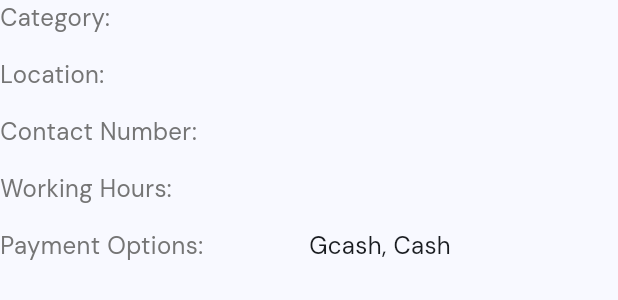
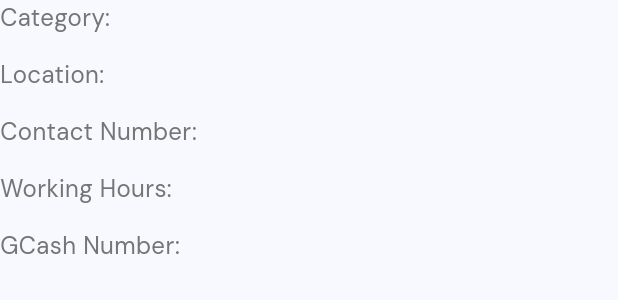
Before and after one commit to enbernaldez/athomeconvenience, a Flutter app: the AboutSection widget shown alone on an empty page, opened directly with empty values, on a phone screen of 412 x 824 dp. Shown: the top 300 px of the screen. Run offline on Flutter 3.47's test engine with Material 3 defaults, Android fonts, the phone set to English and light mode, and no system bars; our stand-ins replace auto_size_text, cached_network_image, cloud_firestore, convex_bottom_bar, country_picker, email_validator and 14 more; accounts and stored records are empty.

Commit message:
gcash display

```diff
--- a/lib/shop_profile_page.dart
+++ b/lib/shop_profile_page.dart
@@ -357,6 +357,7 @@ class _ShopProfilePageState extends State<ShopProfilePage> {
                                   "Loading...",
                           contactNum: shopData['contact_num'] ?? "Loading...",
                           workingHours: workingHours,
+                          gcash: shopData['gcash_num'] ?? "Loading...",
                         )
                       : (isWorks == true
                           ? WorksSection(
--- a/lib/widgets/shopProfileView/about.dart
+++ b/lib/widgets/shopProfileView/about.dart
@@ -6,13 +6,16 @@ class AboutSection extends StatelessWidget {
   final String shopAddress;
   final String contactNum;
   final String workingHours;
+  final String gcash;
 
-  const AboutSection(
-      {super.key,
-      required this.category,
-      required this.shopAddress,
-      required this.contactNum,
-      required this.workingHours});
+  const AboutSection({
+    super.key,
+    required this.category,
+    required this.shopAddress,
+    required this.contactNum,
+    required this.workingHours,
+    required this.gcash,
+  });
 
   @override
   Widget build(BuildContext context) {
@@ -118,14 +121,14 @@ class AboutSection extends StatelessWidget {
             children: [
               Expanded(
                 child: Text(
-                  "Payment Options:",
+                  "GCash Number:",
                   style: GoogleFonts.dmSans(
                       fontSize: 16, color: Colors.grey.shade600),
                 ),
               ),
               Expanded(
                 child: Text(
-                  "Gcash, Cash",
+                  gcash,
                   style: GoogleFonts.dmSans(
                     fontSize: 16,
                   ),
--- a/lib/widgets/shopProfileView/works.dart
+++ b/lib/widgets/shopProfileView/works.dart
@@ -47,7 +47,8 @@ class WorksSection extends StatelessWidget {
           );
         }
 
-          return const Text('No works yet');
-        });
+        return const Text('No works posted yet.');
+      },
+    );
   }
 }
```
Lines whose indentation alone changed are shown as unchanged.
